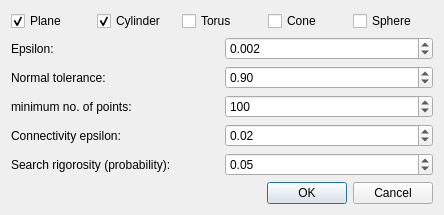
Qt form Polyhedron/demo/Polyhedron/Polyhedron_demo_point_set_shape_detection_plugin.ui (CGAL/cgal) before a commit.
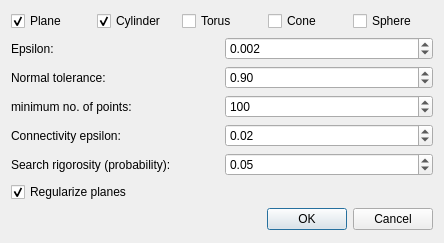
The same form after that commit.

Commit message: Include regularization in RANSAC plugin of Polyhedron demo

Diff of the .ui file:
```diff
--- a/Polyhedron/demo/Polyhedron/Polyhedron_demo_point_set_shape_detection_plugin.ui
+++ b/Polyhedron/demo/Polyhedron/Polyhedron_demo_point_set_shape_detection_plugin.ui
@@ -7,7 +7,7 @@
     <x>0</x>
     <y>0</y>
     <width>444</width>
-    <height>205</height>
+    <height>243</height>
    </rect>
   </property>
   <property name="windowTitle">
@@ -197,6 +197,16 @@
      </item>
     </layout>
    </item>
+   <item>
+    <widget class="QCheckBox" name="m_regularize">
+     <property name="text">
+      <string>Regularize planes</string>
+     </property>
+     <property name="checked">
+      <bool>true</bool>
+     </property>
+    </widget>
+   </item>
    <item>
     <widget class="QDialogButtonBox" name="buttonBox">
      <property name="orientation">
```
The commit also changes 1 other file.
